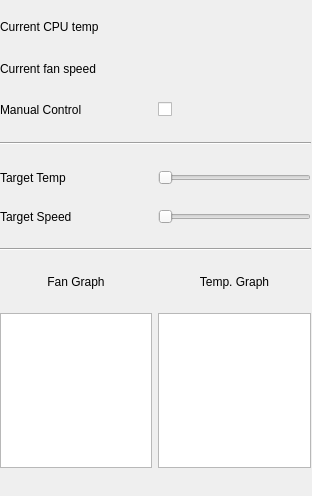
Old version of the form hugefan/layout/main.ui in the repository SpaceKookie/hugefan.
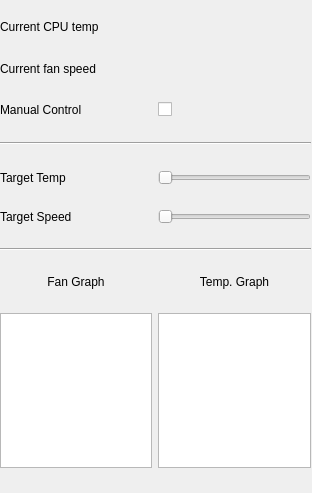
New version of the form.

Commit message: Working on a second dummy ui file for testing and trying out connecting up ui elements with python code.

Patch:
```diff
--- a/hugefan/layout/main.ui
+++ b/hugefan/layout/main.ui
@@ -10,7 +10,7 @@
     <x>0</x>
     <y>0</y>
     <width>312</width>
-    <height>496</height>
+    <height>493</height>
    </rect>
   </property>
   <property name="contextMenuPolicy">
```
Left out of the diff: 28 changed lines with no effect on the pictures. The commit also changes 4 other files.
